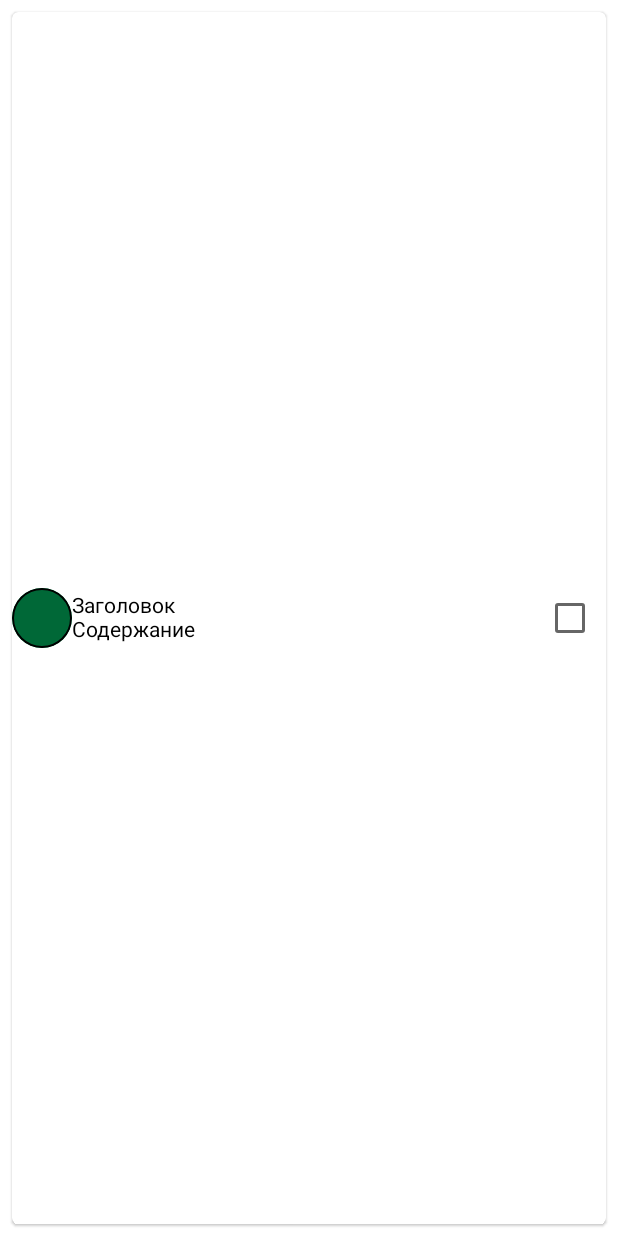
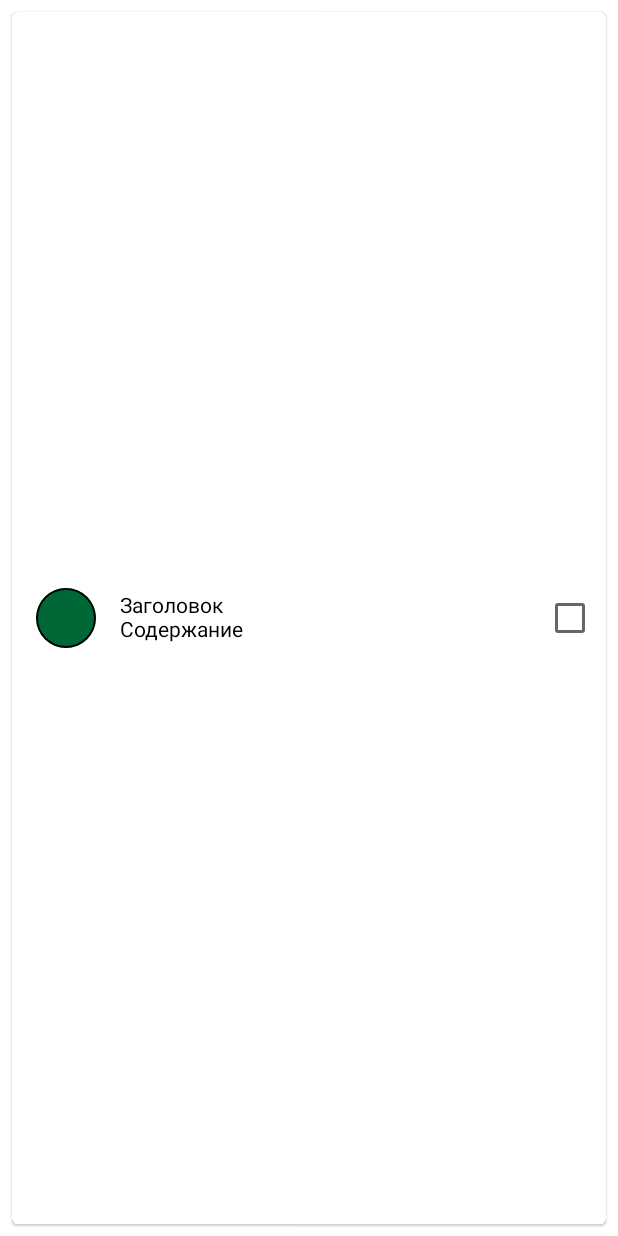
Before and after one commit to CocaineJimmy/laba5_kotlin, an Android app built with Jetpack Compose: the @Preview function NotePreview, on a phone screen of 412 x 824 dp. Run offline under Robolectric (Android 15) with nearby library versions, the phone set to English and light mode, and no system bars.

Commit message:
Update Note.kt

```diff
--- a/app/src/main/java/com/topic2/android/notes/ui/components/Note.kt
+++ b/app/src/main/java/com/topic2/android/notes/ui/components/Note.kt
@@ -47,7 +47,9 @@ fun Note(){
         .background(Color.White, backgroundShape)) {
         Row(modifier = Modifier.fillMaxSize()) {
             NoteColor(
-                modifier = Modifier.align(Alignment.CenterVertically),
+                modifier = Modifier
+                    .align(Alignment.CenterVertically)
+                    .padding(start = 16.dp, end = 16.dp),
                 color = rwGreen,
                 size = 40.dp,
                 padding = 4.dp,
```
